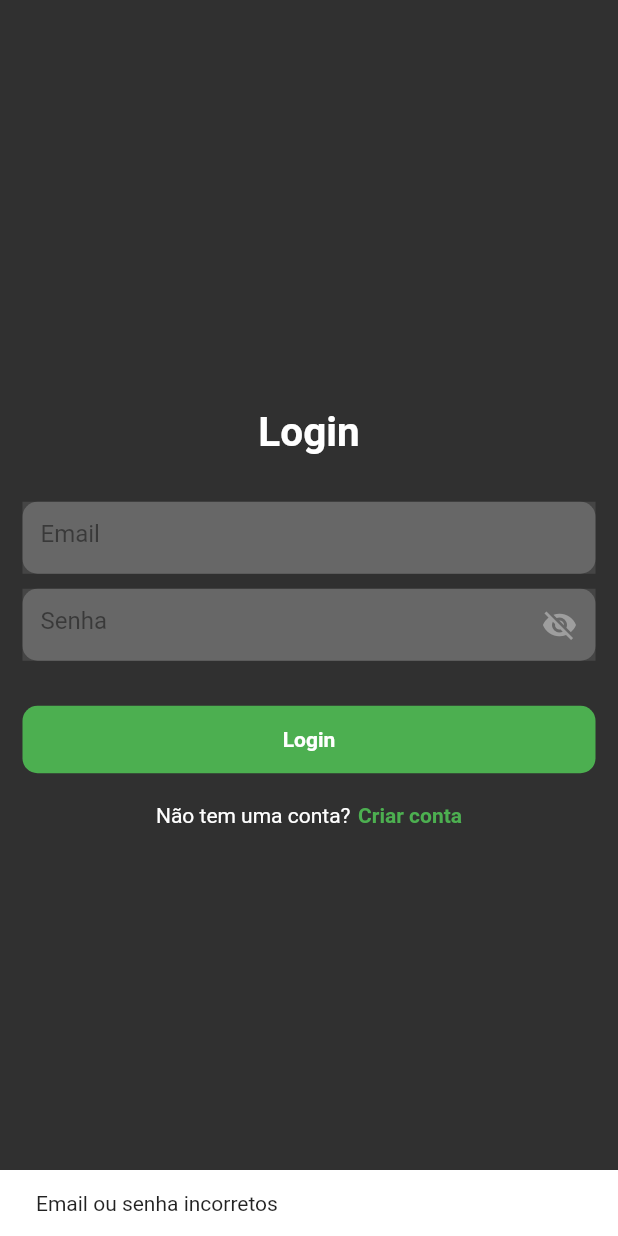
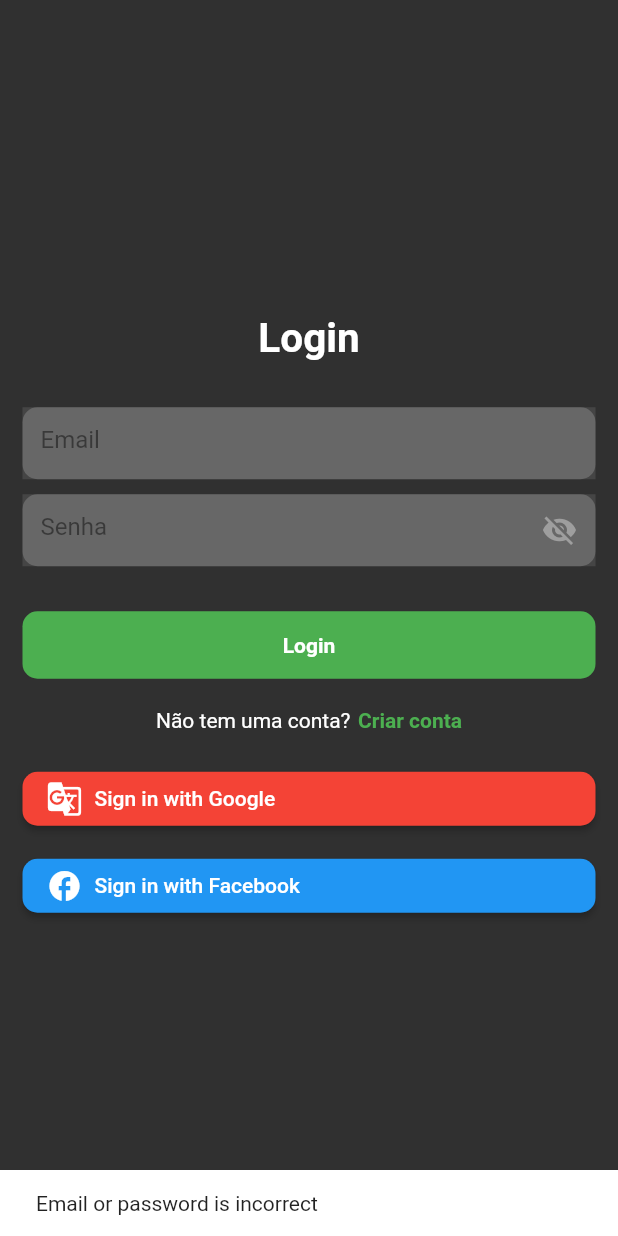
Before and after one commit to carlosManoelWendorff1/achivementsX, a Flutter app: the screen it shows after launch, after a tap on "Login", on a phone screen of 412 x 824 dp. Run offline on Flutter 3.47's test engine with Material 2 defaults, Android fonts, the phone set to English and light mode, and no system bars; our stand-ins replace cloud_firestore, firebase_auth, firebase_core, firebase_storage, google_sign_in; missing offline and left inert: dart:ffi, flutter_facebook_auth; accounts and stored records are empty; network calls fail.

Commit message:
google and facebook basic auth

```diff
--- a/lib/screens/login_page.dart
+++ b/lib/screens/login_page.dart
@@ -1,32 +1,23 @@
-
 import 'package:firebase_auth/firebase_auth.dart';
 import 'package:flutter/material.dart';
+import 'package:google_sign_in/google_sign_in.dart';
+import 'package:firebase_core/firebase_core.dart';
+import 'package:flutter_facebook_auth/flutter_facebook_auth.dart';
 import 'package:x_axhievments/firebase_auth.dart';
 import 'package:x_axhievments/screens/register_page.dart';
-
 import '../widgets/form_container.dart';
 
-
-
-
 class LoginPage extends StatefulWidget {
-  const LoginPage({super.key});
+  const LoginPage({Key? key}) : super(key: key);
 
   @override
   State<LoginPage> createState() => _LoginPageState();
 }
 
 class _LoginPageState extends State<LoginPage> {
-
-  bool _isSigning = false;
-
-
-
   final FirebaseAuthService _auth = FirebaseAuthService();
-
   TextEditingController _emailController = TextEditingController();
   TextEditingController _passwordController = TextEditingController();
-
 
   @override
   void dispose() {
@@ -35,6 +26,11 @@ class _LoginPageState extends State<LoginPage> {
     super.dispose();
   }
 
+  @override
+  void initState() {
+    super.initState();
+    Firebase.initializeApp();
+  }
 
   @override
   Widget build(BuildContext context) {
@@ -57,13 +53,13 @@ class _LoginPageState extends State<LoginPage> {
                 hintText: "Email",
                 isPasswordField: false,
               ),
-              SizedBox(height: 10,),
+              SizedBox(height: 10),
               FormContainerWidget(
                 controller: _passwordController,
                 hintText: "Senha",
                 isPasswordField: true,
               ),
-              SizedBox(height: 30,),
+              SizedBox(height: 30),
               GestureDetector(
                 onTap: _signIn,
                 child: Container(
@@ -73,23 +69,77 @@ class _LoginPageState extends State<LoginPage> {
                     color: Colors.green,
                     borderRadius: BorderRadius.circular(10),
                   ),
-                  child: Center(child:Text("Login",style: TextStyle(color: Colors.white,fontWeight: FontWeight.bold),)),
+                  child: Center(
+                    child: Text(
+                      "Login",
+                      style: TextStyle(
+                        color: Colors.white,
+                        fontWeight: FontWeight.bold,
+                      ),
+                    ),
+                  ),
                 ),
               ),
-              SizedBox(height: 20,),
-              Row(mainAxisAlignment: MainAxisAlignment.center,
+              SizedBox(height: 20),
+              Row(
+                mainAxisAlignment: MainAxisAlignment.center,
                 children: [
                   Text("Não tem uma conta?"),
-                  SizedBox(width: 5,),
+                  SizedBox(width: 5),
                   GestureDetector(
-                      onTap: (){
-                        Navigator.pushAndRemoveUntil(context, MaterialPageRoute(builder: (context) => SignUpPage()), (route) => false);
-                      },
-                      child: Text("Criar conta",style: TextStyle(color: Colors.green,fontWeight: FontWeight.bold),))
+                    onTap: () {
+                      Navigator.pushAndRemoveUntil(
+                        context,
+                        MaterialPageRoute(builder: (context) => SignUpPage()),
+                        (route) => false,
+                      );
+                    },
+                    child: Text(
+                      "Criar conta",
+                      style: TextStyle(
+                        color: Colors.green,
+                        fontWeight: FontWeight.bold,
+                      ),
+                    ),
+                  )
                 ],
-              )
-
-
+              ),
+              SizedBox(height: 20),
+              // Google Sign-In Button
+              ElevatedButton(
+                onPressed: _signInWithGoogle,
+                style: ElevatedButton.styleFrom(
+                  primary: Colors.red, // Change color as needed
+                  shape: RoundedRectangleBorder(
+                    borderRadius: BorderRadius.circular(10),
+                  ),
+                ),
+                child: Row(
+                  children: [
+                    Icon(Icons.g_translate),
+                    SizedBox(width: 8),
+                    Text("Sign in with Google"),
+                  ],
+                ),
+              ),
+              SizedBox(height: 10),
+              // Facebook Sign-In Button
+              ElevatedButton(
+                onPressed: _signInWithFacebook,
+                style: ElevatedButton.styleFrom(
+                  primary: Colors.blue, // Change color as needed
+                  shape: RoundedRectangleBorder(
+                    borderRadius: BorderRadius.circular(10),
+                  ),
+                ),
+                child: Row(
+                  children: [
+                    Icon(Icons.facebook),
+                    SizedBox(width: 8),
+                    Text("Sign in with Facebook"),
+                  ],
+                ),
+              ),
             ],
           ),
         ),
@@ -98,25 +148,66 @@ class _LoginPageState extends State<LoginPage> {
   }
 
   void _signIn() async {
-
     String email = _emailController.text;
     String password = _passwordController.text;
-
     User? user = await _auth.signInWithEmailAndPassword(email, password);
-    print(user);
-
-
-    if (user!= null){
-      print("User is successfully signedIn");
+    if (user != null) {
       Navigator.pushNamed(context, "/gameList");
-    } else{
-      print("Some error happend");
+    } else {
       ScaffoldMessenger.of(context).showSnackBar(
         SnackBar(
-          content: Text("Email ou senha incorretos"),
+          content: Text("Email or password is incorrect"),
         ),
       );
     }
+  }
 
+  void _signInWithGoogle() async {
+    final GoogleSignInAccount? googleUser = await GoogleSignIn().signIn();
+    if (googleUser == null) {
+      return;
+    }
+
+    final GoogleSignInAuthentication googleAuth = await googleUser.authentication;
+    final AuthCredential credential = GoogleAuthProvider.credential(
+      accessToken: googleAuth.accessToken,
+      idToken: googleAuth.idToken,
+    );
+
+    final UserCredential authResult =
+        await FirebaseAuth.instance.signInWithCredential(credential);
+    final User? user = authResult.user;
+
+    if (user != null) {
+      Navigator.pushNamed(context, "/gameList");
+    } else {
+      ScaffoldMessenger.of(context).showSnackBar(
+        SnackBar(
+          content: Text("Google Sign-In failed"),
+        ),
+      );
+    }
+  }
+
+  void _signInWithFacebook() async {
+    Navigator.pushNamed(context, "/gameList");
+    final result = await FacebookAuth.instance.login();
+    if (result.status == LoginStatus.success) {
+      final AuthCredential credential =
+          FacebookAuthProvider.credential(result.accessToken!.token);
+      final UserCredential authResult =
+          await FirebaseAuth.instance.signInWithCredential(credential);
+      final User? user = authResult.user;
+
+      if (user != null) {
+        Navigator.pushNamed(context, "/gameList");
+      } else {
+        ScaffoldMessenger.of(context).showSnackBar(
+          SnackBar(
+            content: Text("Facebook Sign-In failed"),
+          ),
+        );
+      }
+    }
   }
 }
```
